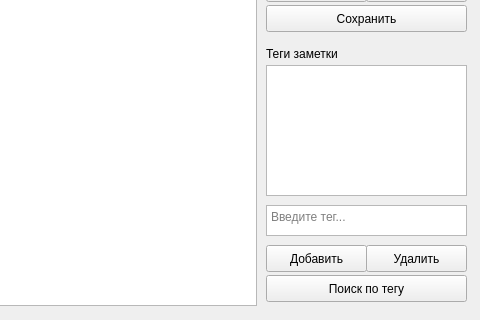
Above: notes_gui.ui from goldarte/algo_notes before the change; both pictures show x 394 to 874 and y 394 to 714 of the 874 by 714 pixel window. Below: the same form after it.
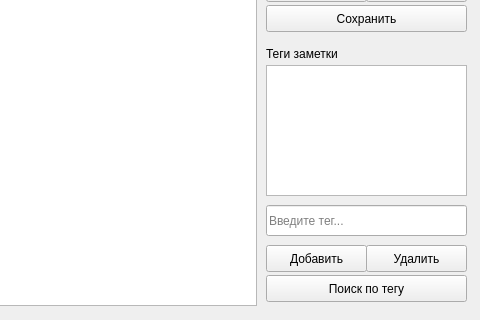
That is the form after the change.

Commit message: Change tag input to QLineEdit

Patch:
```diff
--- a/notes_gui.ui
+++ b/notes_gui.ui
@@ -24,19 +24,6 @@
      </rect>
     </property>
    </widget>
-   <widget class="QTextEdit" name="tagTextEdit">
-    <property name="geometry">
-     <rect>
-      <x>660</x>
-      <y>580</y>
-      <width>201</width>
-      <height>31</height>
-     </rect>
-    </property>
-    <property name="placeholderText">
-     <string>Введите тег...</string>
-    </property>
-   </widget>
    <widget class="QPushButton" name="addTagButton">
     <property name="geometry">
      <rect>
@@ -161,6 +148,19 @@
      <string>Сохранить</string>
     </property>
    </widget>
+   <widget class="QLineEdit" name="tagLineEdit">
+    <property name="geometry">
+     <rect>
+      <x>660</x>
+      <y>580</y>
+      <width>201</width>
+      <height>31</height>
+     </rect>
+    </property>
+    <property name="placeholderText">
+     <string>Введите тег...</string>
+    </property>
+   </widget>
   </widget>
   <widget class="QMenuBar" name="menubar">
    <property name="geometry">
```
The commit also changes 1 other file.
